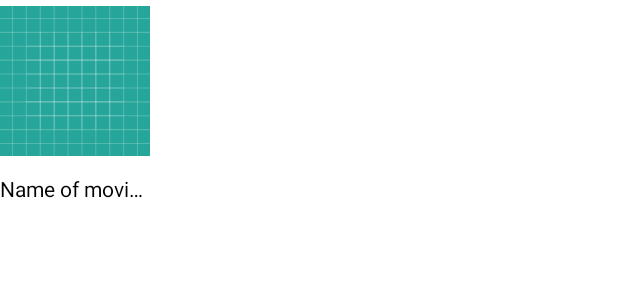
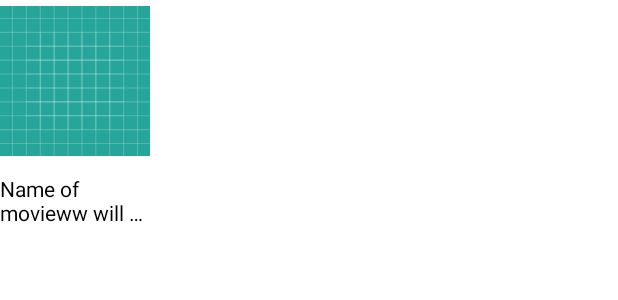
Before and after one commit to TripleTeam/Chuzi, an Android app: the layout view_movie_item.xml on its own in the app's theme, with its tools: preview values and no code run, on a phone screen of 412 x 824 dp. Shown: the top 300 px of the screen. Run offline under Robolectric (Android 15) with nearby library versions, the phone set to English and light mode, and no system bars.

Commit message:
show movie title in 2 lines, use server for getting responses

```diff
--- a/app/src/main/java/com/want/movie/model/data/MovieRepositoryMock.java
+++ b/app/src/main/java/com/want/movie/model/data/MovieRepositoryMock.java
@@ -37,6 +37,6 @@ public enum MovieRepositoryMock implements MovieRepository {
     private Movie generateMovie(int position) {
         String cover = "https://images-na.ssl-images-amazon.com/images/M/MV5BMTMxNTMwODM0NF5BMl5BanBnXkFtZTcwODAyMTk2Mw@@._V1_UX182_CR0,0,182,268_AL_.jpg";
         String url = "http://www.imdb.com/title/tt0468569/";
-        return new Movie("Title " + position + " title of the film will be here", cover, url);
+        return new Movie("Title " + position + " title of the film will be heretitle of the film will be heretitle of the film will be here", cover, url);
     }
 }
--- a/app/src/main/java/com/want/movie/model/data/MovieService.java
+++ b/app/src/main/java/com/want/movie/model/data/MovieService.java
@@ -9,7 +9,7 @@ import retrofit2.http.GET;
 import retrofit2.http.Query;
 
 public interface MovieService {
-    @GET("/get")
+    @GET("get")
     Single<List<Movie>> getMovies(
             @Query("happiness") int happiness,
             @Query("bullets") int bullets,
--- a/app/src/main/java/com/want/movie/ui/App.java
+++ b/app/src/main/java/com/want/movie/ui/App.java
@@ -4,8 +4,8 @@ import android.app.Application;
 import android.content.Context;
 
 import com.want.movie.R;
+import com.want.movie.model.data.ApiMovieRepository;
 import com.want.movie.model.data.MovieRepository;
-import com.want.movie.model.data.MovieRepositoryMock;
 
 import uk.co.chrisjenx.calligraphy.CalligraphyConfig;
 
@@ -33,6 +33,6 @@ public class App extends Application {
     }
 
     public static MovieRepository getMovieRepository() {
-        return MovieRepositoryMock.INSTANCE;
+        return ApiMovieRepository.INSTANCE;
     }
 }
--- a/app/src/main/res/layout/view_movie_item.xml
+++ b/app/src/main/res/layout/view_movie_item.xml
@@ -20,7 +20,7 @@
         android:layout_below="@id/movieCover"
         android:layout_marginTop="8dp"
         android:ellipsize="end"
-        android:singleLine="true"
+        android:maxLines="2"
         android:textColor="@color/black"
         android:textSize="14sp"
         tools:text="Name of movieww will be here" />
```
